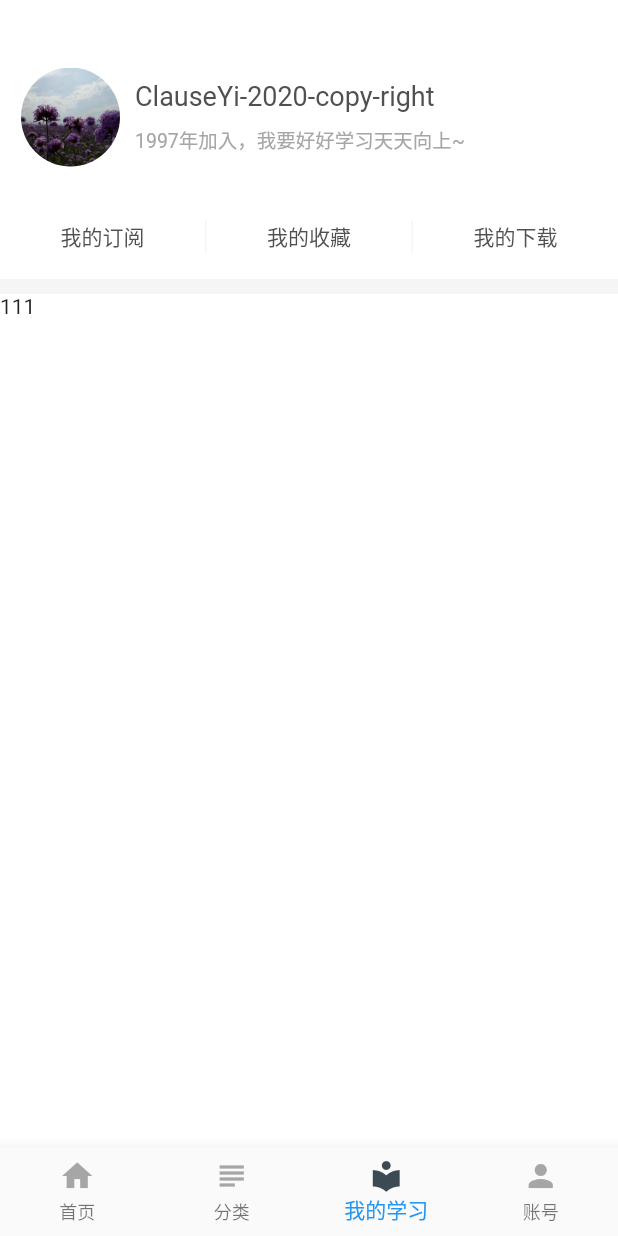
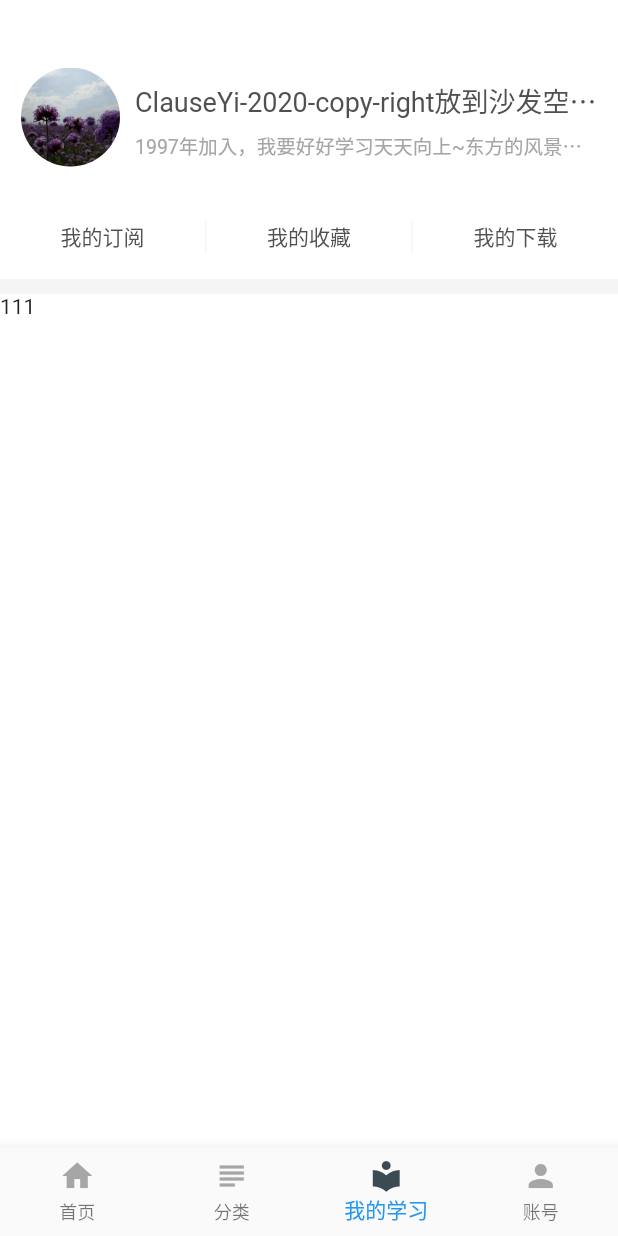
Before and after one commit to yichonglai/netease_cloud_classroom, a Flutter app: the screen it shows after launch, item 3 of the bottom bar chosen, on a phone screen of 412 x 824 dp. Run offline on Flutter 3.47's test engine with Material 2 defaults, Android fonts, the phone set to English and light mode, and no system bars.

Commit message:
init frame

```diff
--- a/lib/pages/myStudy/index.dart
+++ b/lib/pages/myStudy/index.dart
@@ -29,29 +29,32 @@ class MyStudy extends StatelessWidget {
                             borderRadius:
                                 BorderRadius.all(Radius.circular(33))),
                       ),
-                      Column(
+                      Expanded(
+                        child: Column(
                           crossAxisAlignment: CrossAxisAlignment.start,
                           children: <Widget>[
-                          SizedBox(
-                            height: 30,
-                            child: Text(
-                              'ClauseYi-2020-copy-right',
+                            Text(
+                              'ClauseYi-2020-copy-right放到沙发空间立刻风口浪尖的时刻了',
                               style: TextStyle(
                                 color: Color.fromRGBO(80, 80, 80, 1),
                                 fontSize: 18,
+                                height: 1.8,
                               ),
                               overflow: TextOverflow.ellipsis,
                               maxLines: 1,
                             ),
-                          ),
                             Text(
-                            "1997年加入，我要好好学习天天向上~",
+                              "1997年加入，我要好好学习天天向上~东方的风景画家奋斗史",
+                              overflow: TextOverflow.ellipsis,
+                              maxLines: 1,
                               style: TextStyle(
                                 color: Color.fromRGBO(166, 166, 166, 1),
                                 fontSize: 13,
+                                height: 2.0,
                               ),
                             ),
                           ],
+                        ),
                       )
                     ],
                   ),
@@ -63,7 +66,8 @@ class MyStudy extends StatelessWidget {
                     children: <Widget>[
                       Expanded(
                         flex: 1,
-                        child: GestureDetector(
+                        child: InkWell(
+                          child: Center(
                             child: Text(
                               '我的订阅',
                               textAlign: TextAlign.center,
@@ -73,23 +77,7 @@ class MyStudy extends StatelessWidget {
                               ),
                             ),
                           ),
-                      ),
-                      Container(
-                        width: 1,
-                        height: 22,
-                        color: _bgColor,
-                      ),
-                      Expanded(
-                        flex: 1,
-                        child: GestureDetector(
-                          child: Text(
-                            '我的收藏',
-                            textAlign: TextAlign.center,
-                            style: TextStyle(
-                              fontSize: 14,
-                              color: Color.fromRGBO(80, 80, 80, 1),
-                            ),
-                          ),
+                          onTap: () => {print('我的订阅')},
                         ),
                       ),
                       Container(
@@ -100,7 +88,28 @@ class MyStudy extends StatelessWidget {
                       Expanded(
                         flex: 1,
                         child: InkWell(
-                          onTap: () => {print('object')},
+                          child: Center(
+                            child: Text(
+                              '我的收藏',
+                              textAlign: TextAlign.center,
+                              style: TextStyle(
+                                fontSize: 14,
+                                color: Color.fromRGBO(80, 80, 80, 1),
+                              ),
+                            ),
+                          ),
+                          onTap: () => {print('我的订阅')},
+                        ),
+                      ),
+                      Container(
+                        width: 1,
+                        height: 22,
+                        color: _bgColor,
+                      ),
+                      Expanded(
+                        flex: 1,
+                        child: InkWell(
+                          child: Center(
                             child: Text(
                               '我的下载',
                               textAlign: TextAlign.center,
@@ -109,6 +118,8 @@ class MyStudy extends StatelessWidget {
                                 color: Color.fromRGBO(80, 80, 80, 1),
                               ),
                             ),
+                          ),
+                          onTap: () => {print('我的下载')},
                         ),
                       ),
                     ],
```
Also changed, not shown: lib/pages/account/index.dart (+7 -4 lines), lib/pages/account/item.dart (+6 -6 lines), lib/util/pick_img_main_color.dart (+31 -31 lines). Lines whose indentation alone changed are shown as unchanged.
